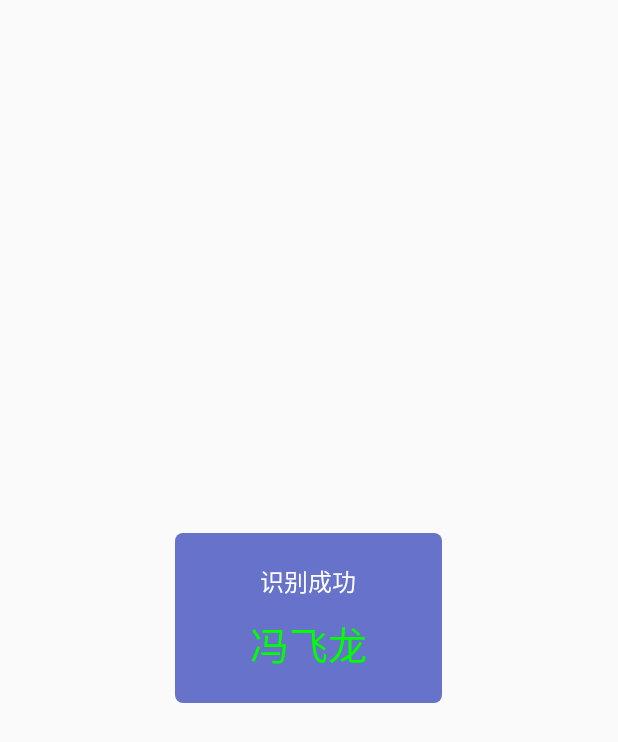
After one commit to fengfeilong0529/FigFaceRecognition, an Android app: the layout toast_recog_result.xml on its own in the app's theme, with its tools: preview values and no code run, on a phone screen of 412 x 824 dp. The commit adds this screen. Shown: the top 742 px of the screen. Run offline under Robolectric (Android 15) with nearby library versions, the phone set to English and light mode, and no system bars.

Commit message:
1、修改识别成功提示；2、加入活体检测开关；

```diff
--- a/app/src/main/java/com/fig/figfacerecognition/MyApplication.java
+++ b/app/src/main/java/com/fig/figfacerecognition/MyApplication.java
@@ -4,9 +4,15 @@ import android.app.Application;
 
 public class MyApplication extends Application {
 
+    private static MyApplication instance;
+
     @Override
     public void onCreate() {
         super.onCreate();
+        instance = this;
+    }
 
+    public static MyApplication getInstance() {
+        return instance;
     }
 }
--- /dev/null
+++ b/app/src/main/res/drawable/bg_scan.xml
@@ -0,0 +1,6 @@
+<?xml version="1.0" encoding="utf-8"?>
+<shape xmlns:android="http://schemas.android.com/apk/res/android">
+    <solid android:color="@color/black_translucent1" />
+    <corners android:radius="5dp" />
+
+</shape>
--- /dev/null
+++ b/app/src/main/res/layout/toast_recog_result.xml
@@ -0,0 +1,31 @@
+<?xml version="1.0" encoding="utf-8"?>
+<LinearLayout
+    xmlns:android="http://schemas.android.com/apk/res/android"
+    android:layout_width="wrap_content"
+    android:layout_height="wrap_content"
+    android:layout_gravity="center"
+    android:gravity="center"
+    android:orientation="vertical"
+    android:paddingLeft="50dp"
+    android:paddingRight="50dp"
+    android:paddingTop="20dp"
+    android:paddingBottom="20dp"
+    android:background="@drawable/bg_scan">
+
+    <TextView
+        android:layout_width="wrap_content"
+        android:layout_height="wrap_content"
+        android:text="识别成功"
+        android:textColor="#fff"
+        android:layout_marginBottom="10dp"
+        android:textSize="16sp"/>
+
+    <TextView
+        android:id="@+id/message"
+        android:layout_width="wrap_content"
+        android:layout_height="wrap_content"
+        android:text="冯飞龙"
+        android:textColor="#0f0"
+        android:textSize="26sp"/>
+
+</LinearLayout>
--- a/app/src/main/res/values/colors.xml
+++ b/app/src/main/res/values/colors.xml
@@ -3,4 +3,5 @@
     <color name="colorPrimary">#008577</color>
     <color name="colorPrimaryDark">#00574B</color>
     <color name="colorAccent">#D81B60</color>
+    <color name="black_translucent1">#bb3344bb</color>
 </resources>
```
Also changed, not shown: app/src/main/java/com/fig/figfacerecognition/MainActivity.java (+15 -7 lines), app/src/main/java/com/fig/figfacerecognition/util/RecogToastUtil.java (added, +44 -0 lines), app/src/main/res/layout/activity_main.xml (+19 -10 lines).
